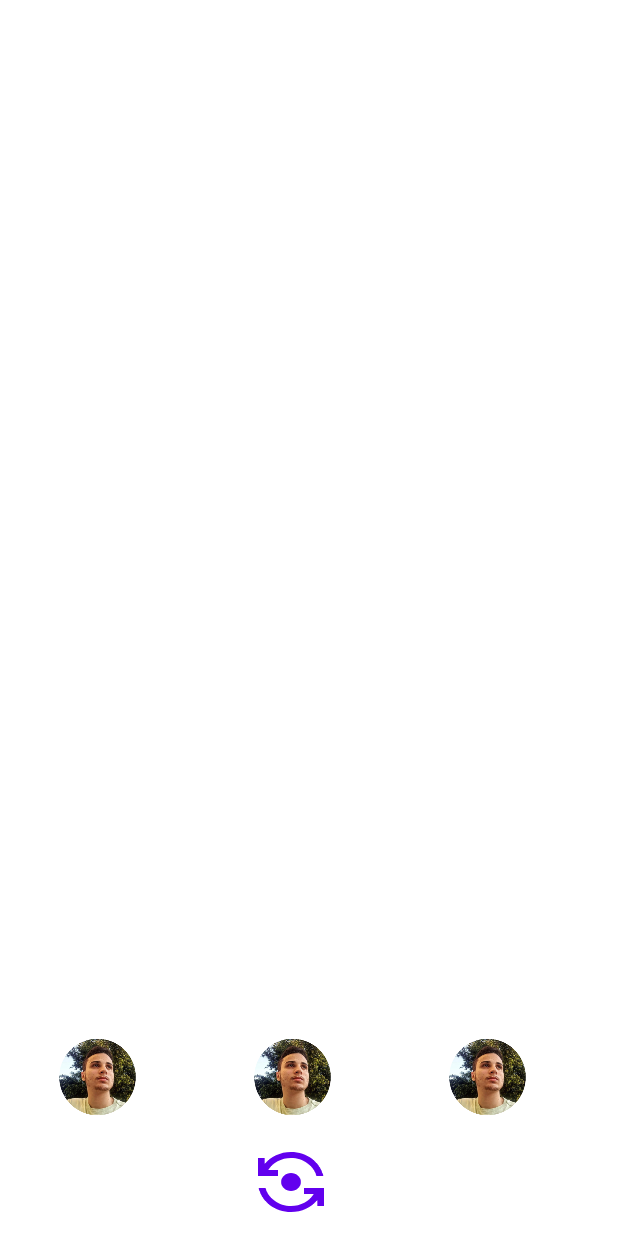
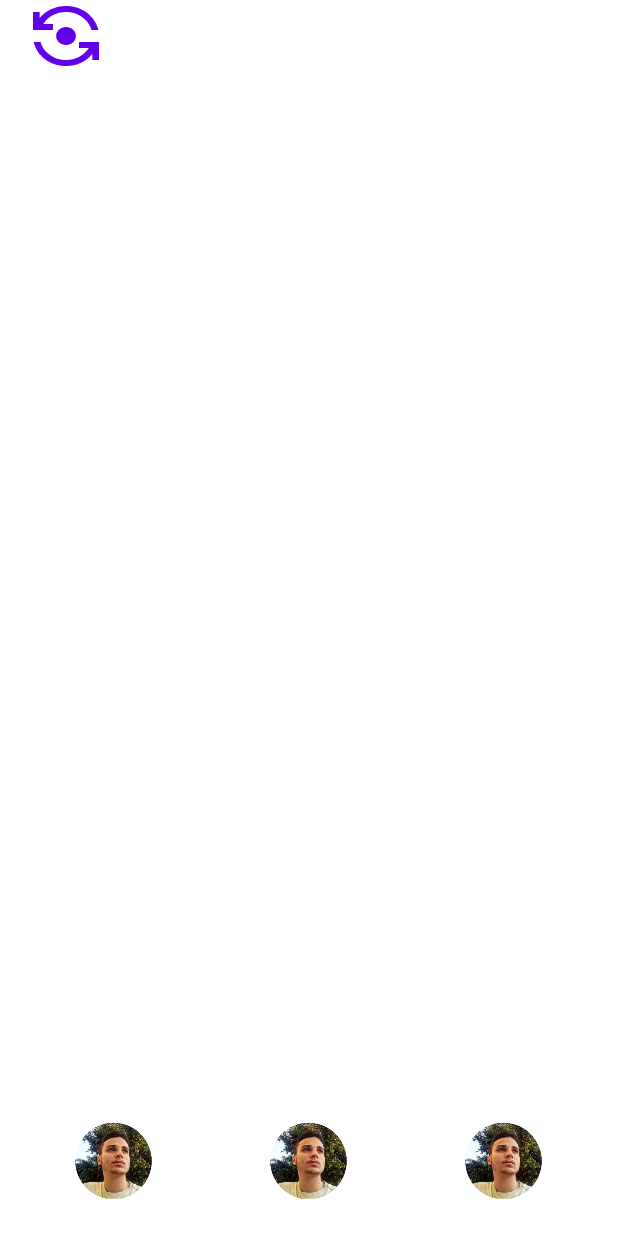
Before and after one commit to WeARTechnology/WeARMobile, an Android app: the TryOn screen opened directly, with no data from a screen before it, on a phone screen of 412 x 824 dp. Run offline under Robolectric (Android 15) with nearby library versions, the phone set to English and light mode, and no system bars; libraries missing offline, so code that uses them is left out: androidx.camera.core, androidx.camera.lifecycle, androidx.camera.view, com.google.mediapipe.formats, com.google.mediapipe.solutioncore and 1 more; plain views replace PreviewView; 14 statements that could not run were skipped.

Commit message:
finalização tela Try-On

```diff
--- a/app/src/main/res/layout/activity_try_on.xml
+++ b/app/src/main/res/layout/activity_try_on.xml
@@ -9,15 +9,38 @@
         android:layout_width="match_parent"
         android:layout_height="match_parent" />
 
+
+    <LinearLayout
+        android:layout_width="wrap_content"
+        android:layout_height="wrap_content">
+
+        <Button
+            android:id="@+id/btnVirar"
+            android:layout_width="wrap_content"
+            android:layout_height="wrap_content"
+            android:background="@drawable/baseline_flip_camera_android_24"
+            android:scaleX="0.6"
+            android:scaleY="1"/>
+
+    </LinearLayout>
+
+
+
     <LinearLayout
         android:layout_width="match_parent"
         android:layout_height="wrap_content"
         android:orientation="vertical"
-        android:layout_gravity="bottom">
+        android:layout_gravity="bottom"
+        android:gravity="center">
 
         <HorizontalScrollView
             android:layout_width="match_parent"
             android:layout_height="wrap_content">
+
+            <LinearLayout
+                android:layout_width="match_parent"
+                android:layout_height="wrap_content"
+                android:layout_gravity="bottom|center">
 
             <LinearLayout
                 android:layout_width="wrap_content"
@@ -36,29 +59,12 @@
                 <ImageView
                     android:layout_width="130dp"
                     android:layout_height="100dp"
-                    android:src="@drawable/aaaa" />
+                    android:src="@drawable/aaaa"/>
+
 
             </LinearLayout>
-        </HorizontalScrollView>
-
-        <LinearLayout
-            android:layout_width="wrap_content"
-            android:layout_height="wrap_content"
-            android:gravity="center_vertical">
-
-            <Button
-                android:id="@+id/btnVirar"
-                android:layout_width="wrap_content"
-                android:layout_height="wrap_content"
-                android:background="@drawable/baseline_flip_camera_android_24"
-                android:gravity="center"
-                android:scaleX="0.6"
-                android:scaleY="1"
-                android:layout_marginBottom="8dp"
-                android:layout_marginLeft="150dp"/>
-
-        </LinearLayout>
-
-    </LinearLayout>
+                </LinearLayout>
+                    </HorizontalScrollView>
+                        </LinearLayout>
 
 </FrameLayout>
```
